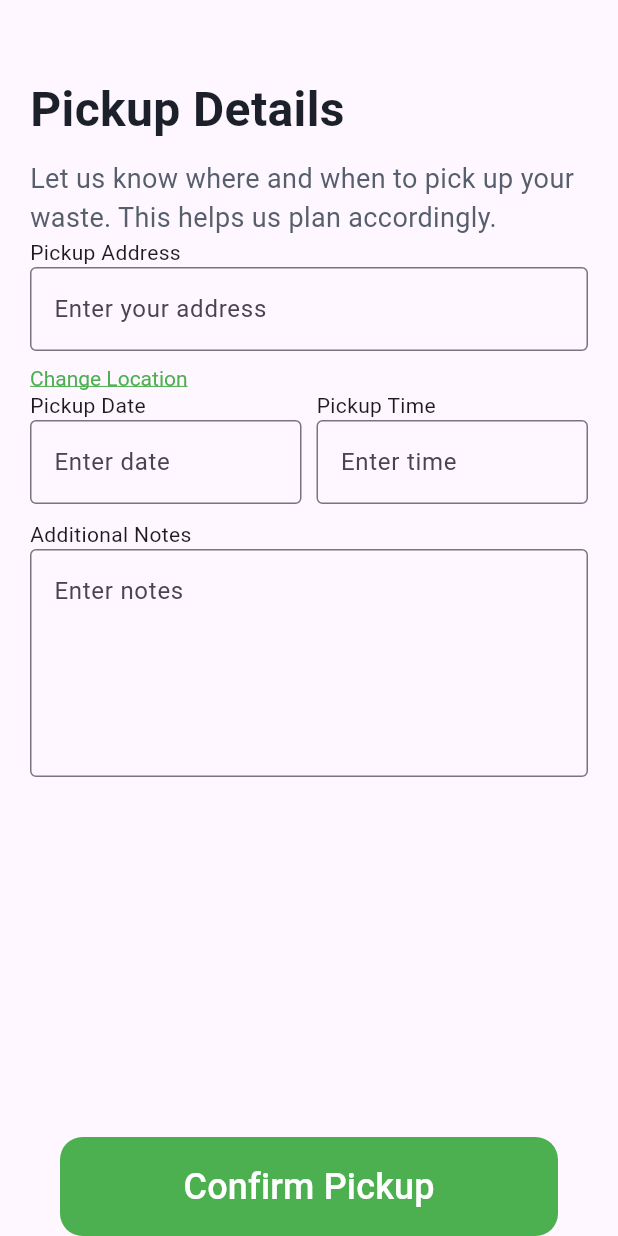
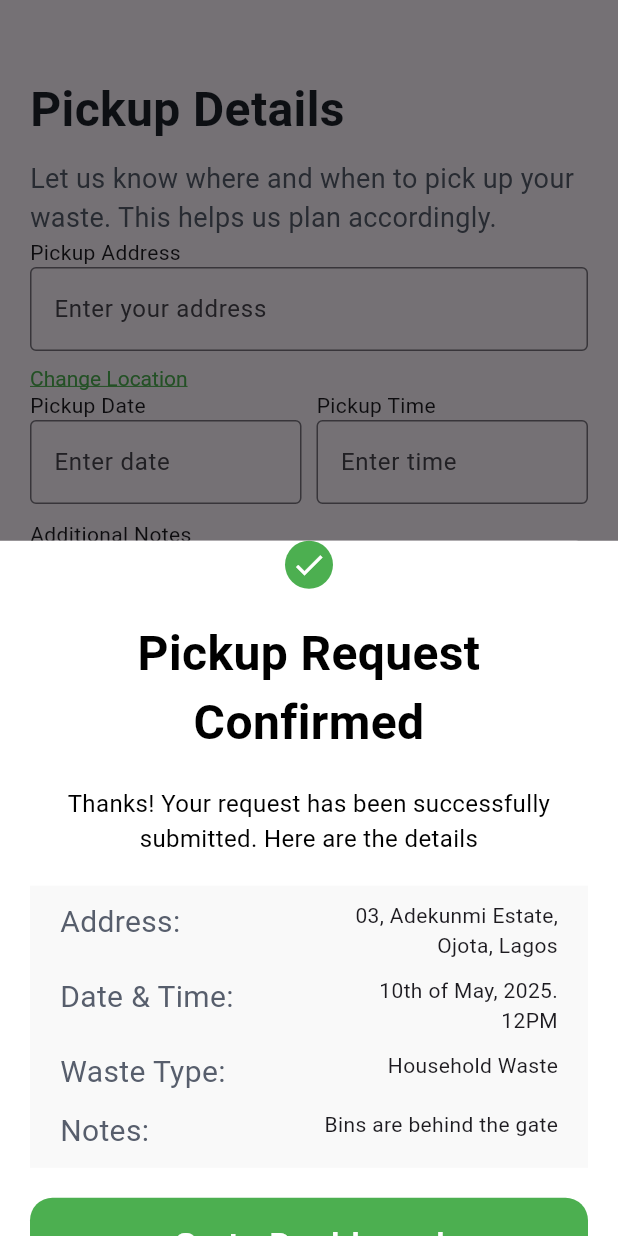
Before and after one commit to Bewizi/ECOBIN_WASTE, a Flutter app: the PickupDetailsDetails screen opened directly, after a tap on "Confirm Pickup", on a phone screen of 412 x 824 dp. Run offline on Flutter 3.47's test engine with Material 3 defaults, Android fonts, the phone set to English and light mode, and no system bars; our stand-ins replace font_awesome_flutter, lucide_icons_flutter; missing offline and left inert: horizontal_week_calendar.

Commit message:
feat: Add pickUpDetailsModal
This commit introduces a new `pickUpDetailsModal` to the `ShowModal` class.

The modal displays:
- A success icon (green circle with a checkmark).
- A confirmation message "Pickup Request Confirmed".
- A descriptive text "Thanks! Your request has been successfully submitted. Here are the details".
- A section displaying pickup details:
    - Address
    - Date & Time
    - Waste Type
    - Notes
- A "Go to Dashboard" button which navigates to the `Navbar` screen.

The modal is styled with specific colors, font sizes, and layouts.

```diff
--- a/lib/shared/modal.dart
+++ b/lib/shared/modal.dart
@@ -1,7 +1,7 @@
 import 'package:ecobin/screens/complete_setup/upload_photo.dart';
 import 'package:ecobin/screens/home/home.dart';
-import 'package:ecobin/screens/home/home_content.dart';
 import 'package:ecobin/shared/button.dart';
+import 'package:ecobin/shared/navbar.dart';
 import 'package:flutter/material.dart';
 
 class ShowModal {
@@ -82,4 +82,160 @@ class ShowModal {
       },
     );
   }
+
+  static void pickUpDetailsModal(BuildContext context, {required String name}) {
+    showModalBottomSheet<void>(
+      context: context,
+      builder: (BuildContext context) {
+        return Container(
+          height: 500,
+          color: Colors.white,
+          child: Center(
+            child: Column(
+              mainAxisAlignment: MainAxisAlignment.center,
+              children: <Widget>[
+                Container(
+                  width: 32,
+                  height: 32,
+                  decoration: BoxDecoration(
+                    color: Colors.green,
+                    shape: BoxShape.circle,
+                  ),
+                  child: Icon(Icons.check, color: Colors.white),
+                ),
+
+                SizedBox(height: 20),
+
+                Text(
+                  'Pickup Request\nConfirmed',
+                  style: TextStyle(
+                    fontSize: 32,
+                    color: Colors.black,
+                    fontWeight: FontWeight.bold,
+                  ),
+                  textAlign: TextAlign.center,
+                ),
+
+                SizedBox(height: 20),
+
+                Text(
+                  'Thanks! Your request has been successfully\nsubmitted. Here are the details',
+                  style: TextStyle(fontSize: 16, color: Colors.black),
+                  textAlign: TextAlign.center,
+                ),
+
+                SizedBox(height: 20),
+
+                Padding(
+                  padding: const EdgeInsets.symmetric(horizontal: 20),
+                  child: Container(
+                    padding: EdgeInsets.symmetric(horizontal: 20, vertical: 10),
+                    width: double.infinity,
+                    color: Color.fromRGBO(249, 249, 249, 1),
+                    child: Column(
+                      crossAxisAlignment: CrossAxisAlignment.start,
+                      children: [
+                        Row(
+                          crossAxisAlignment: CrossAxisAlignment.start,
+                          children: [
+                            Text(
+                              'Address:',
+                              style: TextStyle(
+                                color: Color.fromRGBO(87, 94, 108, 1),
+                                fontSize: 20,
+                              ),
+                            ),
+                            Spacer(),
+                            Text(
+                              '03, Adekunmi Estate,\nOjota, Lagos',
+                              style: TextStyle(fontSize: 14),
+                              textAlign: TextAlign.end,
+                            ),
+                          ],
+                        ),
+
+                        SizedBox(height: 10),
+
+                        Row(
+                          crossAxisAlignment: CrossAxisAlignment.start,
+                          mainAxisAlignment: MainAxisAlignment.spaceBetween,
+                          children: [
+                            Text(
+                              'Date & Time:',
+                              style: TextStyle(
+                                color: Color.fromRGBO(87, 94, 108, 1),
+                                fontSize: 20,
+                              ),
+                            ),
+                            Spacer(),
+                            Text(
+                              '10th of May, 2025.\n12PM',
+                              style: TextStyle(fontSize: 14),
+                              textAlign: TextAlign.end,
+                            ),
+                          ],
+                        ),
+                        SizedBox(height: 10),
+
+                        Row(
+                          crossAxisAlignment: CrossAxisAlignment.start,
+                          mainAxisAlignment: MainAxisAlignment.spaceBetween,
+                          children: [
+                            Text(
+                              'Waste Type:',
+                              style: TextStyle(
+                                color: Color.fromRGBO(87, 94, 108, 1),
+                                fontSize: 20,
+                              ),
+                            ),
+                            Spacer(),
+                            Text(
+                              'Household Waste',
+                              style: TextStyle(fontSize: 14),
+                            ),
+                          ],
+                        ),
+                        SizedBox(height: 10),
+
+                        Row(
+                          crossAxisAlignment: CrossAxisAlignment.start,
+                          mainAxisAlignment: MainAxisAlignment.spaceBetween,
+                          children: [
+                            Text(
+                              'Notes:',
+                              style: TextStyle(
+                                color: Color.fromRGBO(87, 94, 108, 1),
+                                fontSize: 20,
+                              ),
+                            ),
+                            Text(
+                              'Bins are behind the gate',
+                              style: TextStyle(fontSize: 14),
+                            ),
+                          ],
+                        ),
+                      ],
+                    ),
+                  ),
+                ),
+
+                SizedBox(height: 20),
+
+                CompleteButton(
+                  'Go to Dashboard',
+                  onPressed: () {
+                    Navigator.pushAndRemoveUntil(
+                      context,
+                      MaterialPageRoute(builder: (ctx) => Navbar(username: '')),
+                      (route) => false,
+                    );
+                  },
+                ),
+              ],
+            ),
+          ),
+        );
+      },
+    );
+  }
 }
```
